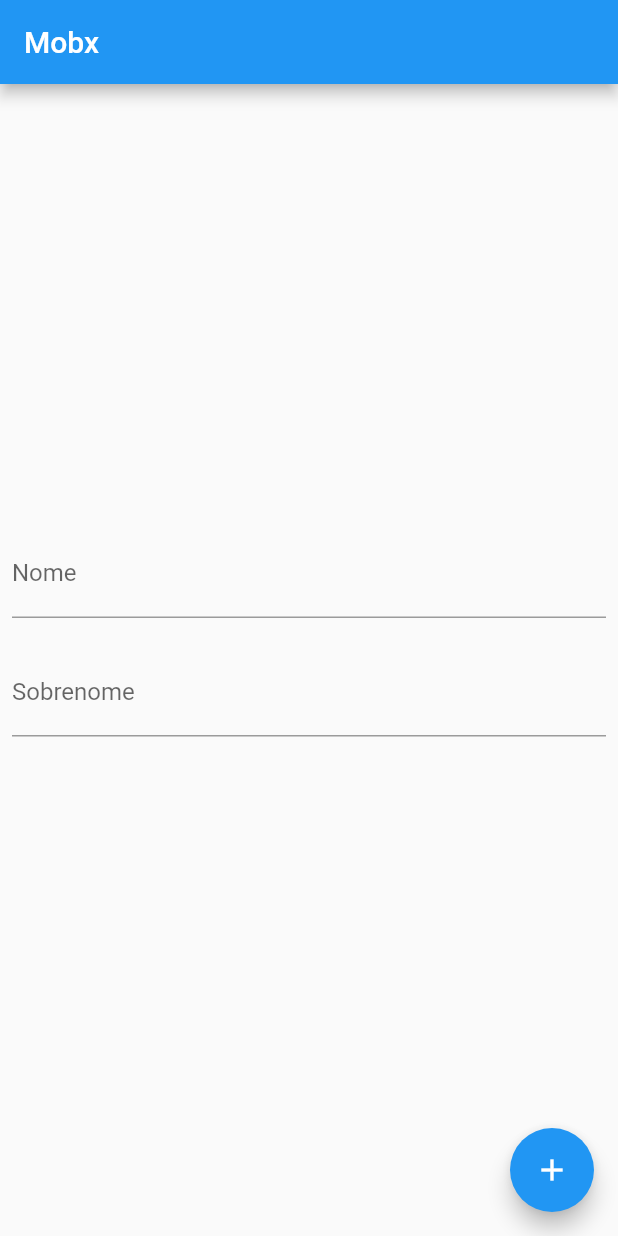
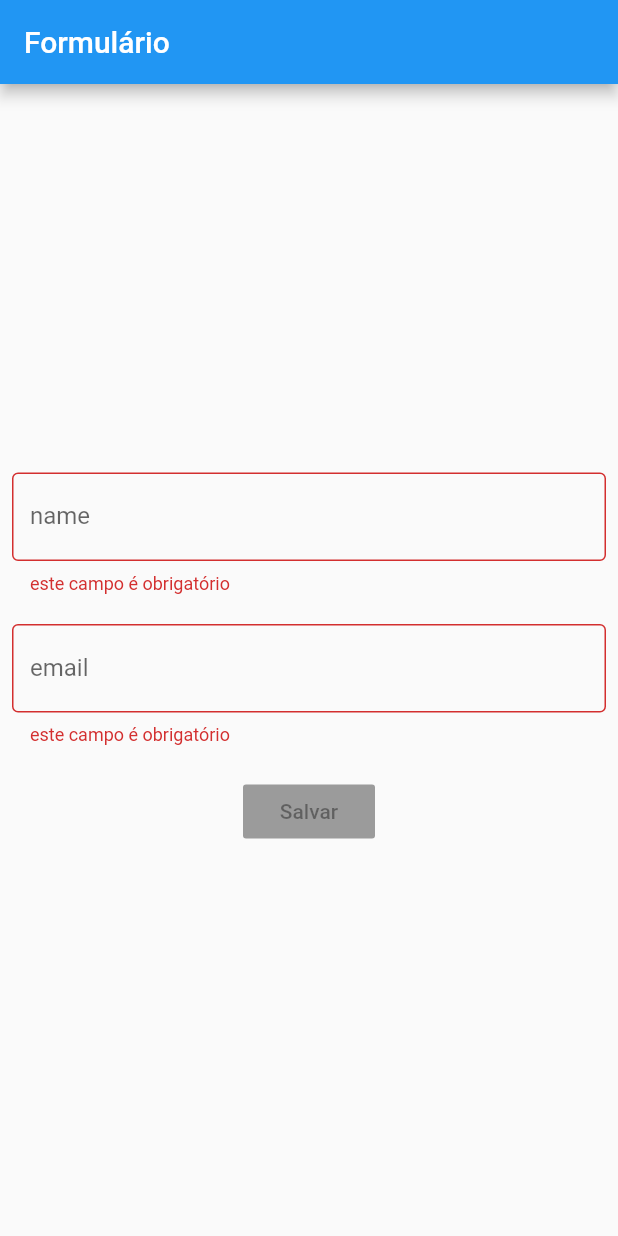
Before and after one commit to LordDeveloperJulio-zz/entendendo_mobx, a Flutter app: the screen it shows after launch, on a phone screen of 412 x 824 dp. Run offline on Flutter 3.47's test engine with Material 2 defaults, Android fonts, the phone set to English and light mode, and no system bars; our stand-ins replace flutter_mobx, mobx; generated files the repository leaves out were written again.

Commit message:
formulario reativo

```diff
--- a/lib/controller.dart
+++ b/lib/controller.dart
@@ -1,25 +1,34 @@
+import 'package:app_mobx/model/client.dart';
 import 'package:mobx/mobx.dart';
+
 part 'controller.g.dart';
 
-class Controller = ControllerBase with _$Controller;
+class Controller = _ControllerBase with _$Controller;
 
-abstract class ControllerBase with Store {
-  @observable
-  String nome = "";
-
-  @observable
-  String sobrenome = "";
+abstract class _ControllerBase with Store {
+  var client = Client();
 
   @computed
-  String get nomecompleto => "$nome $sobrenome";
-
-  @action
-  mudarNome(String novoNome){
-    nome = novoNome;
+  bool get isValid {
+    return validateName() == null && validateEmail() == null;
   }
 
-  @action
-  mudarSobrenome(String novoNome){
-    sobrenome = novoNome;
+  String validateName(){
+    if(client.name == null || client.name.isEmpty){
+      return "este campo é obrigatório";
+    } else if (client.name.length < 3) {
+      return "seu nome precisa ter mais de 3 caracteres";
+    }
+
+    return null;
+  }
+  String validateEmail(){
+    if(client.email == null || client.email.isEmpty){
+      return "este campo é obrigatório";
+    } else if (!client.email.contains("@")) {
+      return "este não é um email válido";
+    }
+
+    return null;
   }
 }
--- a/lib/home.dart
+++ b/lib/home.dart
@@ -1,17 +1,28 @@
-import 'package:app_mobx/controller.dart';
-import 'package:app_mobx/main.dart';
 import 'package:flutter/cupertino.dart';
 import 'package:flutter/material.dart';
 import 'package:flutter_mobx/flutter_mobx.dart';
 
+import 'controller.dart';
+
 class MyHomePage extends StatelessWidget {
   final controller = Controller();
+
+  _textField({String labelText, onChanged, String Function() erroText}) {
+    return TextField(
+      onChanged: onChanged,
+      decoration: InputDecoration(
+        border: OutlineInputBorder(),
+        labelText: labelText,
+        errorText: erroText == null ? null : erroText(),
+      ),
+    );
+  }
 
   @override
   Widget build(BuildContext context) {
     return Scaffold(
       appBar: AppBar(
-        title: Text("Mobx"),
+        title: Text("Formulário"),
       ),
       body: Center(
         child: Padding(
@@ -19,33 +30,26 @@ class MyHomePage extends StatelessWidget {
           child: Column(
             mainAxisAlignment: MainAxisAlignment.center,
             children: <Widget>[
-              TextField(
-                decoration: InputDecoration(labelText: 'Nome'),
-                onChanged: controller.mudarNome,
-              ),
-              SizedBox(
-                height: 20,
-              ),
-              TextField(
-                decoration: InputDecoration(labelText: 'Sobrenome'),
-                onChanged: controller.mudarSobrenome,
-              ),
-              SizedBox(
-                height: 20,
-              ),
+              Observer(builder: (_) {
+                return _textField(
+                    erroText: controller.validateName,
+                    labelText: "name",
+                    onChanged: controller.client.changeName);
+              }),
+              SizedBox(height: 20,),
+              Observer(builder: (_) {
+                return _textField(
+                    erroText: controller.validateEmail,
+                    labelText: "email",
+                    onChanged: controller.client.changeEmail);
+              }),
+              SizedBox(height: 20,),
               Observer(builder: (_){
-                return Text('${controller.nomecompleto}');
-              })
+                return RaisedButton(onPressed: controller.isValid ? (){} : null, child: Text("Salvar"),);
+              }),
             ],
           ),
         ),
-      ),
-      floatingActionButton: FloatingActionButton(
-        onPressed: () {
-          controller;
-        },
-        tooltip: 'Increment',
-        child: Icon(Icons.add),
       ), // This trailing comma makes auto-formatting nicer for build methods.
     );
   }
--- /dev/null
+++ b/lib/model/client.dart
@@ -0,0 +1,22 @@
+import 'package:mobx/mobx.dart';
+part 'client.g.dart';
+
+class Client = _ClientBase with _$Client;
+
+abstract class _ClientBase with Store{
+  @observable
+  String name;
+  @action
+  changeName(String value) => name = value;
+
+  @observable
+  String email;
+  @action
+  changeEmail(String value) => email = value;
+
+  @observable
+  String cpf;
+  @action
+  changeCpf(String value) => cpf = value;
+
+}
```
Also changed, not shown: lib/controller.g.dart, lib/model/client.g.dart (added).
